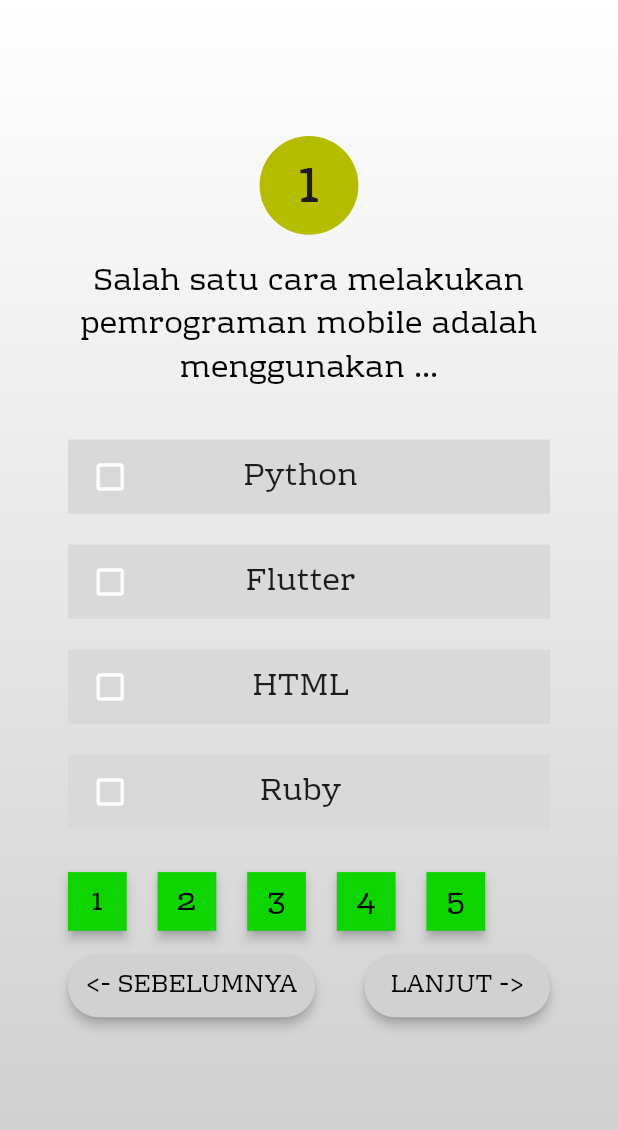
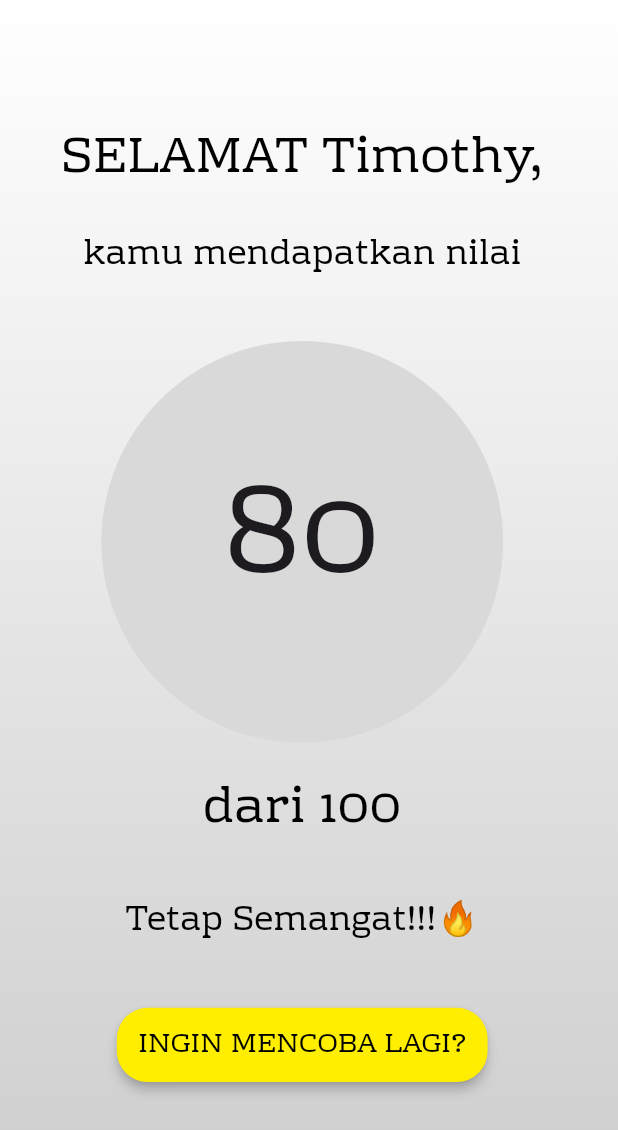
Before and after one commit to TimothyTanawi-231401079/UTS_PraktikumPemrogramanMobile, a Flutter app: the screen it shows after launch, on a phone screen of 412 x 824 dp. Shown: the top 1130 px of the screen. Run offline on Flutter 3.47's test engine with Material 3 defaults, Android fonts, the phone set to English and light mode, and no system bars; our stand-ins replace go_router.

Commit message:
feat: add Finish UI

```diff
--- a/lib/main.dart
+++ b/lib/main.dart
@@ -1,5 +1,6 @@
 import 'package:flutter/material.dart';
 import 'package:uts_pemmob/config/routes.dart';
+import 'package:uts_pemmob/screens/finish_screen.dart';
 import 'package:uts_pemmob/screens/quiz_screen.dart';
 
 void main() {
@@ -27,7 +28,7 @@
       theme: ThemeData(
           fontFamily: "RhodiumLibre"
       ),
-      home: QuizScreen(id: '1'),
+      home: FinishScreen(nama: 'Timothy'),
       debugShowCheckedModeBanner: false,
     );
   }
--- a/lib/screens/finish_screen.dart
+++ b/lib/screens/finish_screen.dart
@@ -1,5 +1,7 @@
 import 'package:flutter/material.dart';
 import 'package:uts_pemmob/widgets/app_scaffold.dart';
+import 'package:go_router/go_router.dart';
+import '../config/routes.dart';
 
 class FinishScreen extends StatelessWidget {
   final String nama;
@@ -12,10 +14,109 @@
   Widget build (BuildContext context){
     final screenWidth = MediaQuery.of(context).size.width;
     final screenHeight = MediaQuery.of(context).size.height;
+
+
     return AppScaffold(
-        body: Column(
+      body: Padding(
+        padding: EdgeInsets.symmetric(
+            horizontal: screenWidth * 0.1,
+            vertical: screenHeight * 0.1
+        ),
+        child: Column(
+          crossAxisAlignment: CrossAxisAlignment.center,
+          children: [
 
-        )
+            Text(
+              'SELAMAT $nama,',
+              textAlign: TextAlign.center,
+              style: TextStyle(
+                  fontSize: screenWidth * 0.08,
+                  color: Colors.black
+              ),
+            ),
+            SizedBox(height: screenHeight * 0.03),
+            Text(
+              'kamu mendapatkan nilai',
+              textAlign: TextAlign.center,
+              style: TextStyle(
+                  fontSize: screenWidth * 0.055,
+                  color: Colors.black
+              ),
+            ),
+            SizedBox(height: screenHeight * 0.05),
+            Container(
+              width: screenWidth * 0.65,
+              height: screenWidth * 0.65,
+                padding: EdgeInsets.symmetric(
+                    horizontal: screenWidth * 0.08,
+                    vertical: screenHeight * 0.09
+                ),
+              decoration: BoxDecoration(
+                  borderRadius: BorderRadius.circular(screenWidth),
+                  color: Color(0xFFD9D9D9)
+              ),
+              child: Text(
+                //TODO : Score
+                '80',
+                textAlign: TextAlign.center,
+                style: TextStyle(
+                  fontSize: screenWidth * 0.2
+                ),
+              )
+            ),
+            SizedBox(height: screenHeight * 0.025),
+            Text(
+              'dari 100',
+              textAlign: TextAlign.center,
+              style: TextStyle(
+                  fontSize: screenWidth * 0.08,
+                  color: Colors.black
+              ),
+            ),
+            SizedBox(height: screenHeight * 0.04),
+            Text(
+              'Tetap Semangat!!!🔥',
+              textAlign: TextAlign.center,
+              style: TextStyle(
+                  fontSize: screenWidth * 0.055,
+                  color: Colors.black
+              ),
+            ),
+            SizedBox(height: screenHeight * 0.05),
+            SizedBox(
+              width: screenWidth * 0.6,
+              height: screenHeight * 0.06,
+
+              child: ElevatedButton(
+                  onPressed: () {
+                    context.go(AppRoutes.home);
+                  },
+                  style: ElevatedButton.styleFrom(
+                      backgroundColor: Color(0xFFFFEE00),
+                      shape:
+                      RoundedRectangleBorder(borderRadius: BorderRadius.circular(screenWidth * 0.05)),
+                      elevation: 3,
+                      padding: EdgeInsets.all(screenWidth * 0.01)
+                  ),
+                  child: Text(
+                    textAlign: TextAlign.center,
+                    'INGIN MENCOBA LAGI?',
+                    style: TextStyle(
+                      fontSize: screenWidth * 0.045,
+                      color: Colors.black,
+                    ),
+                  )
+
+              ),
+            ),
+
+          ],
+
+        ),
+      ),
+
+
+
     );
   }
 }
--- a/lib/screens/quiz_screen.dart
+++ b/lib/screens/quiz_screen.dart
@@ -22,8 +22,12 @@
         orElse: () => null
     );
 
-    bool isSelected = false;
-    //bool button = id == '1';
+    final String id1 = '1';
+    final String id2 = '2';
+    final String id3 = '3';
+    final String id4 = '4';
+    final String id5 = '5';
+    String idnext = (int.parse(id)+ 1).toString();
     return AppScaffold(
         body: Padding(
           padding: EdgeInsets.symmetric(
@@ -59,29 +63,29 @@
                   color: Colors.black
                 ),
               ),
-              //TODO : Change to Widgets
+              //Pilihan Ganda
               SizedBox(height: screenHeight * 0.04),
               //Pilihan 1
-              Container(
+              GestureDetector(
+                onTap: () => {},//TODO : need Provider, change icon,
+                child: Container(
                   width: screenWidth * 0.8,
                   height: screenHeight * 0.06,
-                padding: EdgeInsets.all(screenWidth * 0.01),
+                  padding: EdgeInsets.symmetric(
+                      horizontal: screenWidth * 0.05,
+                      vertical: screenHeight * 0.01
+                  ),
                   decoration: BoxDecoration(
                       color: Color(0xFFD9D9D9)
                   ),
                   child: Row(
                     children: [
-                    IconButton(
-                      onPressed: () {
-                        //TODO : need Provider, change icon
-                      },
-                        icon: Icon(
+                      Icon(
                           Icons.check_box_outline_blank,
-                          color: Colors.white,),
-
+                          color: Colors.white,
                       ),
                       SizedBox(
-                      width: screenWidth * 0.5,
+                        width: screenWidth * 0.55,
                         child: Text(
                           soal.pilihan1,
                           textAlign: TextAlign.center,
@@ -93,23 +97,30 @@
                     ],
                   ),
                 ),
+              ),
+
               SizedBox(height: screenHeight * 0.025),
               //Pilihan 2
-              Container(
+              GestureDetector(
+                onTap: () => {},//TODO : need Provider, change icon,
+                child: Container(
                   width: screenWidth * 0.8,
                   height: screenHeight * 0.06,
-                padding: EdgeInsets.all(screenWidth * 0.01),
+                  padding: EdgeInsets.symmetric(
+                      horizontal: screenWidth * 0.05,
+                      vertical: screenHeight * 0.01
+                  ),
                   decoration: BoxDecoration(
                       color: Color(0xFFD9D9D9)
                   ),
                   child: Row(
                     children: [
-                    IconButton(
-                        onPressed: () { isSelected = true;},
-                        icon: Icon(Icons.check_box_outline_blank, color: Colors.white,)
+                      Icon(
+                        Icons.check_box_outline_blank,
+                        color: Colors.white,
                       ),
                       SizedBox(
-                      width: screenWidth * 0.5,
+                        width: screenWidth * 0.55,
                         child: Text(
                           soal.pilihan2,
                           textAlign: TextAlign.center,
@@ -121,23 +132,29 @@
                     ],
                   ),
                 ),
+              ),
               SizedBox(height: screenHeight * 0.025),
               //Pilihan 3
-              Container(
+              GestureDetector(
+                onTap: () => {},//TODO : need Provider, change icon,
+                child: Container(
                   width: screenWidth * 0.8,
                   height: screenHeight * 0.06,
-                padding: EdgeInsets.all(screenWidth * 0.01),
+                  padding: EdgeInsets.symmetric(
+                      horizontal: screenWidth * 0.05,
+                      vertical: screenHeight * 0.01
+                  ),
                   decoration: BoxDecoration(
                       color: Color(0xFFD9D9D9)
                   ),
                   child: Row(
                     children: [
-                    IconButton(
-                        onPressed: () { isSelected = true;},
-                        icon: Icon(Icons.check_box_outline_blank, color: Colors.white,)
+                      Icon(
+                        Icons.check_box_outline_blank,
+                        color: Colors.white,
                       ),
                       SizedBox(
-                      width: screenWidth * 0.5,
+                        width: screenWidth * 0.55,
                         child: Text(
                           soal.pilihan3,
                           textAlign: TextAlign.center,
@@ -149,23 +166,29 @@
                     ],
                   ),
                 ),
+              ),
               SizedBox(height: screenHeight * 0.025),
               //Pilihan 4
-              Container(
+              GestureDetector(
+                onTap: () => {},//TODO : need Provider, change icon,
+                child: Container(
                   width: screenWidth * 0.8,
                   height: screenHeight * 0.06,
-                padding: EdgeInsets.all(screenWidth * 0.01),
+                  padding: EdgeInsets.symmetric(
+                      horizontal: screenWidth * 0.05,
+                      vertical: screenHeight * 0.01
+                  ),
                   decoration: BoxDecoration(
                       color: Color(0xFFD9D9D9)
                   ),
                   child: Row(
                     children: [
-                    IconButton(
-                        onPressed: () { isSelected = true;},
-                        icon: Icon(Icons.check_box_outline_blank, color: Colors.white,)
+                      Icon(
+                        Icons.check_box_outline_blank,
+                        color: Colors.white,
                       ),
                       SizedBox(
-                      width: screenWidth * 0.5,
+                        width: screenWidth * 0.55,
                         child: Text(
                           soal.pilihan4,
                           textAlign: TextAlign.center,
@@ -177,16 +200,18 @@
                     ],
                   ),
                 ),
+              ),
               SizedBox(height: screenHeight * 0.035),
-              //TODO : Change to Widgets
+              //Tombol Soal
               Row(
+
                 crossAxisAlignment: CrossAxisAlignment.center,
                 children: [
                   SizedBox(
                     width: screenWidth * 0.095,
                     height: screenWidth * 0.095,
                     child: ElevatedButton(
-                        onPressed: () {},
+                        onPressed: () {context.push('${AppRoutes.quiz}/$id1');},
                        style: ElevatedButton.styleFrom(
                            backgroundColor: Color(0xFF0ED500),
                            shape:
@@ -203,21 +228,15 @@
                           color: Colors.black
                           ),
                         ),
-                    // child: Text(
-                    //   '1',
-                    //   textAlign: TextAlign.center,
-                    //   style: TextStyle(
-                    //     fontSize: screenWidth * 0.05,
-                    //   ),
 
                     ),
                   ),
-                  SizedBox(width: screenWidth * 0.05),
+                  SizedBox(width: screenWidth * 0.075),
                   SizedBox(
                     width: screenWidth * 0.095,
                     height: screenWidth * 0.095,
                     child: ElevatedButton(
-                      onPressed: () {},
+                      onPressed: () {context.push('${AppRoutes.quiz}/$id2');},
                       style: ElevatedButton.styleFrom(
                           backgroundColor: Color(0xFF0ED500),
                           shape:
@@ -234,21 +253,15 @@
                             color: Colors.black
                         ),
                       ),
-                      // child: Text(
-                      //   '1',
-                      //   textAlign: TextAlign.center,
-                      //   style: TextStyle(
-                      //     fontSize: screenWidth * 0.05,
-                      //   ),
 
                     ),
                   ),
-                  SizedBox(width: screenWidth * 0.05),
+                  SizedBox(width: screenWidth * 0.075),
                   SizedBox(
                     width: screenWidth * 0.095,
                     height: screenWidth * 0.095,
                     child: ElevatedButton(
-                      onPressed: () {},
+                      onPressed: () {context.push('${AppRoutes.quiz}/$id3');},
                       style: ElevatedButton.styleFrom(
                           backgroundColor: Color(0xFF0ED500),
                           shape:
@@ -274,12 +287,12 @@
 
                     ),
                   ),
-                  SizedBox(width: screenWidth * 0.05),
+                  SizedBox(width: screenWidth * 0.075),
                   SizedBox(
                     width: screenWidth * 0.095,
                     height: screenWidth * 0.095,
                     child: ElevatedButton(
-                      onPressed: () {},
+                      onPressed: () {context.push('${AppRoutes.quiz}/$id4');},
                       style: ElevatedButton.styleFrom(
                           backgroundColor: Color(0xFF0ED500),
                           shape:
@@ -305,12 +318,12 @@
 
                     ),
                   ),
-                  SizedBox(width: screenWidth * 0.05),
+                  SizedBox(width: screenWidth * 0.075),
                   SizedBox(
             width: screenWidth * 0.095,
             height: screenWidth * 0.095,
             child: ElevatedButton(
-              onPressed: () {},
+              onPressed: () {context.push('${AppRoutes.quiz}/$id5');},
               style: ElevatedButton.styleFrom(
                   backgroundColor: Color(0xFF0ED500),
                   shape:
@@ -338,7 +351,7 @@
           ),
                 ],
               ),
-              SizedBox(height: screenHeight * 0.02),
+              SizedBox(height: screenHeight * 0.05),
               Row(
                 children: [
                   SizedBox(
@@ -346,7 +359,7 @@
                       height: screenHeight * 0.05,
                       child: ElevatedButton(
                         onPressed: () {
-                          //context.push('${AppRoutes.quiz}/$id++');
+                          context.push('${AppRoutes.quiz}/$idnext');
                         },
                         style: ElevatedButton.styleFrom(
                             backgroundColor: Color(0xFFD1D1D1),
--- a/lib/screens/ready_count_screen.dart
+++ b/lib/screens/ready_count_screen.dart
@@ -4,6 +4,8 @@
 import 'package:go_router/go_router.dart';
 
 class ReadyCountScreen extends StatefulWidget {
+  const ReadyCountScreen({super.key});
+
   @override
   _VariableChange createState() => _VariableChange();
 }
```
Lines whose indentation alone changed are shown as unchanged.
